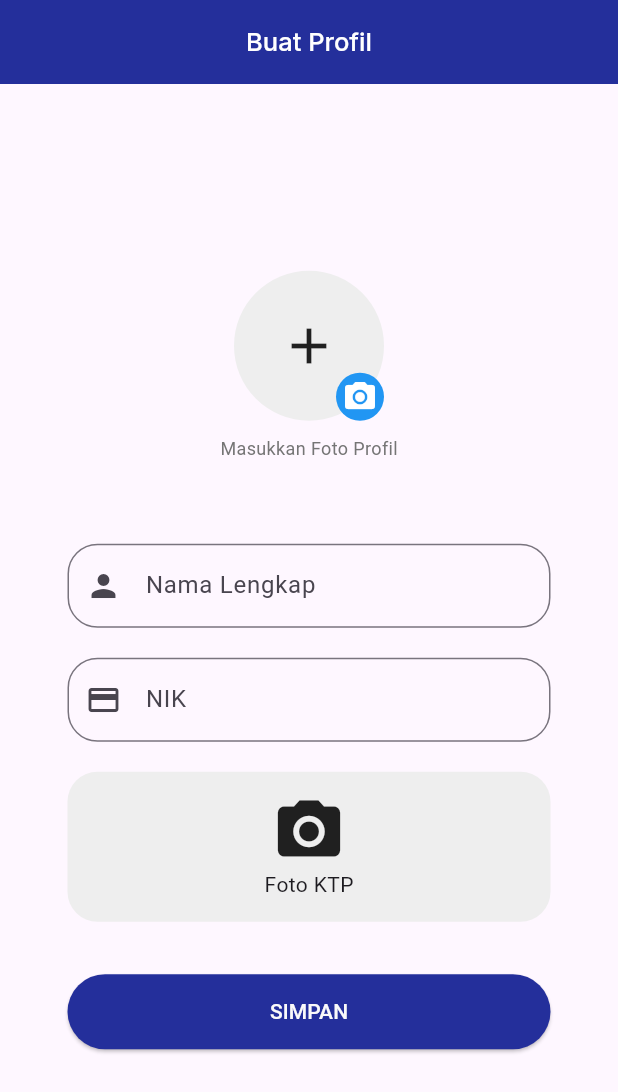
After one commit to Scintilla7/plw, a Flutter app: the BuatProfilScreen screen opened directly, on a phone screen of 412 x 824 dp. The commit adds this screen. Shown: the top 1092 px of the screen. Run offline on Flutter 3.47's test engine with Material 3 defaults, Android fonts, the light colour scheme and no system bars; our stand-ins replace image_picker, pinput.

Commit message:
Frontend buat akun sama buat profil kelar

```diff
--- /dev/null
+++ b/PLW_App/lib/screens/buat_profil_screen.dart
@@ -0,0 +1,294 @@
+// ignore_for_file: library_private_types_in_public_api
+
+import 'package:flutter/material.dart';
+import 'package:flutter/services.dart';
+import 'package:image_picker/image_picker.dart';
+import 'dart:io';
+
+import 'package:daftar_page/screens/home_screen.dart';
+
+void main() => runApp(const MyApp());
+
+class MyApp extends StatelessWidget {
+  const MyApp({Key? key}) : super(key: key);
+
+  @override
+  Widget build(BuildContext context) {
+    return const MaterialApp(
+      debugShowCheckedModeBanner: false,
+      home: Scaffold(
+        body: BuatProfilScreen(),
+      ),
+    );
+  }
+}
+
+class BuatProfilScreen extends StatefulWidget {
+  const BuatProfilScreen({Key? key}) : super(key: key);
+
+  @override
+  _BuatProfilScreenState createState() => _BuatProfilScreenState();
+}
+
+class _BuatProfilScreenState extends State<BuatProfilScreen> {
+  File? _ktpImage;
+  File? _profileImage;
+  final TextEditingController _namalengkapController = TextEditingController();
+  final TextEditingController _nikController = TextEditingController();
+
+  Future<void> _getImageFromGallery() async {
+    final pickedFile =
+        await ImagePicker().pickImage(source: ImageSource.gallery);
+
+    setState(() {
+      if (pickedFile != null) {
+        _ktpImage = File(pickedFile.path);
+      } else {
+        print('No image selected.');
+      }
+    });
+  }
+
+  Future<void> _getImageForProfile() async {
+    final pickedFile =
+        await ImagePicker().pickImage(source: ImageSource.gallery);
+
+    setState(() {
+      if (pickedFile != null) {
+        _profileImage = File(pickedFile.path);
+      } else {
+        print('No image selected.');
+      }
+    });
+  }
+
+  @override
+  Widget build(BuildContext context) {
+    return Scaffold(
+      appBar: AppBar(
+        centerTitle: true,
+        title: const Text(
+          'Buat Profil',
+          style: TextStyle(
+            fontFamily: 'Inter',
+            fontWeight: FontWeight.w500,
+            fontSize: 17,
+            color: Color.fromARGB(255, 255, 255, 255),
+          ),
+        ),
+        backgroundColor: const Color(0xFF242F9B),
+        elevation: 0,
+      ),
+      body: LayoutBuilder(
+        builder: (BuildContext context, BoxConstraints constraints) {
+          return SingleChildScrollView(
+            child: ConstrainedBox(
+              constraints: BoxConstraints(
+                minHeight: constraints.maxHeight,
+              ),
+              child: IntrinsicHeight(
+                child: Padding(
+                  padding: const EdgeInsets.all(45),
+                  child: Form(
+                    child: Column(
+                      mainAxisAlignment: MainAxisAlignment.center,
+                      children: [
+                        GestureDetector(
+                          onTap: () =>
+                              _getImageForProfile(), // For Profile Image
+                          child: Stack(
+                            children: [
+                              Container(
+                                width: 100,
+                                height: 100,
+                                decoration: BoxDecoration(
+                                  shape: BoxShape.circle,
+                                  color: Colors.grey[200],
+                                ),
+                                child: _profileImage != null
+                                    ? ClipOval(
+                                        child: Image.file(_profileImage!,
+                                            fit: BoxFit.cover),
+                                      )
+                                    : const Center(
+                                        child: Icon(Icons.add, size: 40),
+                                      ),
+                              ),
+                              Positioned(
+                                bottom: 0,
+                                right: 0,
+                                child: Container(
+                                  padding: const EdgeInsets.all(4),
+                                  decoration: const BoxDecoration(
+                                    shape: BoxShape.circle,
+                                    color: Colors.blue,
+                                  ),
+                                  child: const Icon(
+                                    Icons.camera_alt,
+                                    color: Colors.white,
+                                  ),
+                                ),
+                              ),
+                            ],
+                          ),
+                        ),
+                        const SizedBox(height: 10),
+                        Text(
+                          "Masukkan Foto Profil",
+                          style: TextStyle(
+                            fontSize: 12,
+                            color: Colors.grey[600],
+                          ),
+                        ),
+                        const SizedBox(height: 55),
+                        TextFormField(
+                          controller: _namalengkapController,
+                          maxLines: 1,
+                          decoration: InputDecoration(
+                            labelText: "Nama Lengkap",
+                            hintText: "Masukkan Nama Lengkap",
+                            prefixIcon: const Icon(
+                              Icons.person,
+                            ),
+                            border: OutlineInputBorder(
+                              borderRadius: BorderRadius.circular(20.0),
+                              borderSide: const BorderSide(),
+                            ),
+                          ),
+                        ),
+                        const SizedBox(height: 20),
+                        TextFormField(
+                          controller: _nikController,
+                          maxLines: 1,
+                          inputFormatters: [
+                            FilteringTextInputFormatter.digitsOnly,
+                          ],
+                          decoration: InputDecoration(
+                            labelText: "NIK",
+                            hintText: "Masukkan NIK",
+                            prefixIcon: const Icon(
+                              Icons.credit_card,
+                            ),
+                            border: OutlineInputBorder(
+                              borderRadius: BorderRadius.circular(20.0),
+                              borderSide: const BorderSide(),
+                            ),
+                          ),
+                        ),
+                        const SizedBox(height: 20),
+                        GestureDetector(
+                          onTap: () => _getImageFromGallery(), // For KTP Image
+                          child: Container(
+                            width: double.infinity,
+                            height: 100,
+                            decoration: BoxDecoration(
+                              color: Colors.grey[200],
+                              borderRadius: BorderRadius.circular(20.0),
+                            ),
+                            child: _ktpImage != null
+                                ? Image.file(_ktpImage!)
+                                : const Column(
+                                    mainAxisAlignment: MainAxisAlignment.center,
+                                    children: [
+                                      Icon(Icons.camera_alt, size: 50),
+                                      Text("Foto KTP"),
+                                    ],
+                                  ),
+                          ),
+                        ),
+                        const SizedBox(height: 35),
+                        SizedBox(
+                          width: double.infinity,
+                          child: ElevatedButton(
+                            onPressed: () => submit(
+                              context,
+                              _namalengkapController.text,
+                              _nikController.text,
+                            ),
+                            style: ButtonStyle(
+                              backgroundColor: MaterialStateProperty.all<Color>(
+                                const Color(0xFF242F9B),
+                              ),
+                              minimumSize: MaterialStateProperty.all<Size>(
+                                const Size(200, 50),
+                              ),
+                            ),
+                            child: const Text(
+                              "SIMPAN",
+                              style: TextStyle(
+                                color: Color.fromARGB(255, 250, 250, 250),
+                              ),
+                            ),
+                          ),
+                        ),
+                      ],
+                    ),
+                  ),
+                ),
+              ),
+            ),
+          );
+        },
+      ),
+    );
+  }
+
+// TODO Foto juga harus diupload ke server dan dicek terlebih dahulu
+  void submit(BuildContext context, String namalengkap, String nik) {
+    if (namalengkap.isEmpty || nik.isEmpty) {
+      const snackBar = SnackBar(
+        duration: Duration(seconds: 5),
+        content: Text("Nama Lengkap dan NIK tidak boleh kosong!"),
+        backgroundColor: Colors.red,
+      );
+      ScaffoldMessenger.of(context).showSnackBar(snackBar);
+      return;
+    }
+
+    showDialog(
+      context: context,
+      builder: (context) {
+        return AlertDialog(
+          title: const Text("Simpan Profil"),
+          content: const Text("Anda yakin?"),
+          actions: [
+            TextButton(
+              style: ButtonStyle(
+                backgroundColor: MaterialStateProperty.all<Color>(Colors.red),
+              ),
+              onPressed: () {
+                Navigator.pop(context);
+              },
+              child: const Text(
+                'TIDAK',
+                style: TextStyle(
+                  color: Color.fromARGB(255, 250, 250, 250),
+                  fontFamily: 'Inter',
+                ),
+              ),
+            ),
+            TextButton(
+              style: ButtonStyle(
+                backgroundColor:
+                    MaterialStateProperty.all<Color>(const Color(0xFF242F9B)),
+              ),
+              child: const Text(
+                'YA',
+                style: TextStyle(
+                  color: Color.fromARGB(255, 250, 250, 250),
+                  fontFamily: 'Inter',
+                ),
+              ),
+              onPressed: () {
+                Navigator.pushReplacement(
+                  context,
+                  MaterialPageRoute(builder: (context) => const HomeScreen()),
+                );
+              },
+            ),
+          ],
+        );
+      },
+    );
+  }
+}
--- a/PLW_App/lib/screens/daftar_screen.dart
+++ b/PLW_App/lib/screens/daftar_screen.dart
@@ -2,6 +2,7 @@
 
 import 'package:flutter/material.dart';
 import 'package:flutter/services.dart';
+
 import 'package:daftar_page/screens/login_screen.dart';
 import 'package:daftar_page/screens/otp_screen.dart';
 
--- a/PLW_App/pubspec.yaml
+++ b/PLW_App/pubspec.yaml
@@ -31,6 +31,7 @@ dependencies:
   flutter:
     sdk: flutter
   pinput: ^3.0.1
+  image_picker: ^1.0.4
 
   # The following adds the Cupertino Icons font to your application.
   # Use with the CupertinoIcons class for iOS style icons.
```
Also changed, not shown: PLW_App/lib/screens/buat_akun_screen.dart (added, +212 -0 lines), PLW_App/lib/screens/otp_screen.dart (+13 -4 lines), PLW_App/pubspec.lock, 5 other files.
